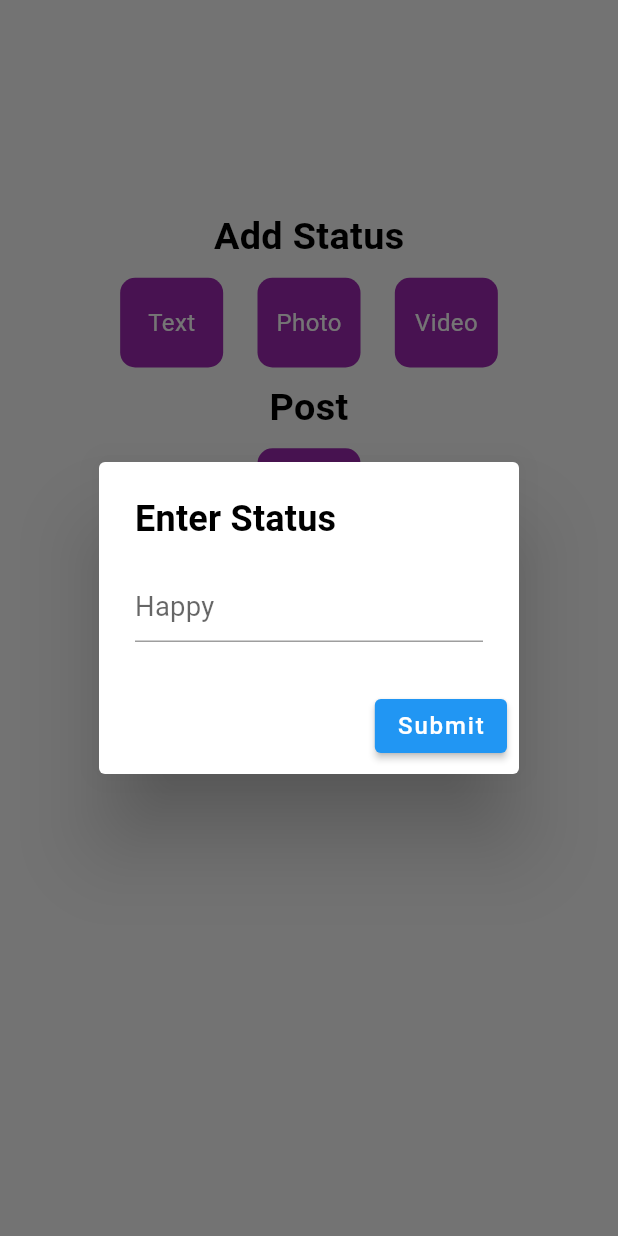
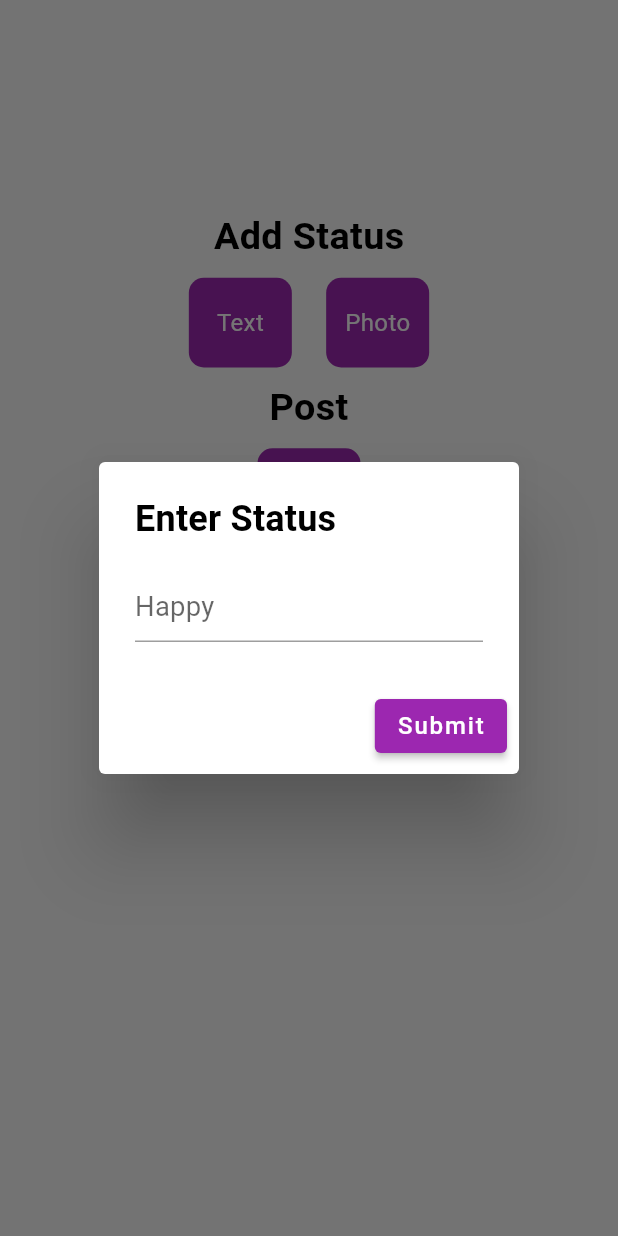
Before and after one commit to zeeshansheikhcode/socialy, a Flutter app: the AddScreen screen opened by its route, after a tap on "Text", on a phone screen of 412 x 824 dp. Run offline on Flutter 3.47's test engine with Material 2 defaults, Android fonts, the phone set to English and light mode, and no system bars; our stand-ins replace bloc, cloud_firestore, easy_localization, equatable, firebase_auth, firebase_core and 9 more; missing offline and left inert: flutter_facebook_auth, zego_uikit_prebuilt_call; accounts and stored records are empty.

Commit message:
Main feature completeds

```diff
--- a/lib/cubit/auth/auth_state.dart
+++ b/lib/cubit/auth/auth_state.dart
@@ -12,10 +12,10 @@ class AuthInitial extends AuthState {}
 class AuthLoadingState extends AuthState {}
 
 class AuthLoadedState extends AuthState {
-  final bool isAuthenticated;
-  const AuthLoadedState(this.isAuthenticated);
+  final String profilePic;
+  const AuthLoadedState(this.profilePic);
   @override
-  List<Object> get props => [isAuthenticated];
+  List<Object> get props => [profilePic];
 }
 
 class AuthErrorState extends AuthState {
--- a/lib/cubit/chat/chat_cubit.dart
+++ b/lib/cubit/chat/chat_cubit.dart
@@ -99,10 +99,12 @@ class ChatCubit extends Cubit<ChatState> {
           .collection('chatroom')
           .doc(realchatRoomId)
           .collection('chats').doc(filename).set({
+         "userId" : _auth.currentUser!.uid,
         "sendby": _auth.currentUser!.email,
         "message": "",
         "type" : "img",
         "time": FieldValue.serverTimestamp(),
+        "sent" : 1
 
           });
 
--- a/lib/cubit/status_post_cubit.dart
+++ b/lib/cubit/status_post/status_post_cubit.dart
@@ -10,8 +10,8 @@ import 'package:image_picker/image_picker.dart';
 import 'package:shared_preferences/shared_preferences.dart';
 import 'package:uuid/uuid.dart';
 
-import '../models/post_model.dart';
-import '../models/story_model.dart';
+import '../../models/post_model.dart';
+import '../../models/story_model.dart';
 
 part 'status_post_state.dart';
 
@@ -31,7 +31,7 @@ class StatusPostCubit extends Cubit<StatusPostState> {
   List<String> uniqueEmail =[];
   File? _imageFile;
   bool isLoading = false;
-
+  final List<PostModel> myPost =[];
   final picker = ImagePicker();
 
   Future<void> pickImage({required isStatus}) async {
@@ -63,6 +63,7 @@ class StatusPostCubit extends Cubit<StatusPostState> {
     try {
       if(isStatus)
       {
+      final  SharedPreferences prefs = await SharedPreferences.getInstance();
       final imageName = DateTime.now().microsecondsSinceEpoch.toString();
       final storageReference = FirebaseStorage.instance.ref().child('userstories/$imageName');
       await storageReference.putFile(_imageFile!);
@@ -76,14 +77,20 @@ class StatusPostCubit extends Cubit<StatusPostState> {
               "type"       :  "photo",
               "statusText" :  "No Text",
               "photoUrl"   :  downloadUrl,
-              "likes"      : []
+              "profilePic" :  prefs.getString('profilePic'),
+              "dateTime"   :  DateTime.now(),
+              "username"   :  prefs.getString('username'),
+
+
             }
           );
      isLoading = false;
      getStoriePosts();
       }
     else
-    { final String postid = const Uuid().v1();
+    {
+
+      final String postid = const Uuid().v1();
       final imageName = DateTime.now().microsecondsSinceEpoch.toString();
       final storageReference = FirebaseStorage.instance.ref().child('userspost/$imageName');
       await storageReference.putFile(_imageFile!);
@@ -107,6 +114,7 @@ class StatusPostCubit extends Cubit<StatusPostState> {
       emit(StatusPostErrorState(e.toString()));
     }
   }
+
  //Upload Status
   void uploadStatus(String statusText) async
   {
@@ -130,7 +138,6 @@ class StatusPostCubit extends Cubit<StatusPostState> {
             }
           );
      getStoriePosts();
-
     }
     catch(e)
     {
@@ -193,7 +200,7 @@ class StatusPostCubit extends Cubit<StatusPostState> {
      _stories.sort((a, b) => a.dateTime!.compareTo(b.dateTime!));
 
 
-       final  CollectionReference activePosts =  _firestore.collection('posts');
+    final  CollectionReference activePosts =  _firestore.collection('posts');
     QuerySnapshot querySnapshotPost = await activePosts.get();
     for (DocumentSnapshot doc in querySnapshotPost.docs) {
      _posts.add(
@@ -205,9 +212,15 @@ class StatusPostCubit extends Cubit<StatusPostState> {
         postId: doc['postId'],
         likes: doc['likes'],
         ),
-      );
-    }
-      print(_posts);
+       );
+      }
+     for(int i=0; i < _posts.length; i++)
+     {
+       if(_posts[i].useremail==_auth.currentUser!.email)
+        {
+          myPost.add(_posts[i]);
+        }
+     }
       emit(StatusPostLoadedState(allStories:allStories, allPost: _posts));
     }
   //  getPostsAndStories()
@@ -296,19 +309,10 @@ class StatusPostCubit extends Cubit<StatusPostState> {
               "likes"   :  FieldValue.arrayUnion([_auth.currentUser!.uid]),
             }
           );
-      final newPostModel =
       await _firestore.collection('posts')
            .doc(postModel.postId)
            .get();
 
-       final latestModel = PostModel(
-        userId: newPostModel['userId'],
-        useremail: newPostModel['username'],
-        photoUrl: newPostModel['photoUrl'],
-        type: newPostModel['type'],
-        postId: newPostModel['postId'],
-        likes: newPostModel['likes']);
-      emit(LikesLoadedState(allPostLikes: latestModel));
       getStoriePosts();
     }
 
--- a/lib/cubit/status_post_state.dart
+++ b/lib/cubit/status_post/status_post_state.dart
@@ -46,14 +46,14 @@ class CommentsLoadedState extends StatusPostState
   List<Object> get props => [allComments!];
 
 }
-class LikesLoadedState extends StatusPostState
-{
-   final PostModel? allPostLikes;
-   const LikesLoadedState({this.allPostLikes});
-   @override
-  List<Object> get props => [allPostLikes!];
+// class LikesLoadedState extends StatusPostState
+// {
+//    final PostModel? allPostLikes;
+//    const LikesLoadedState({this.allPostLikes});
+//    @override
+//   List<Object> get props => [allPostLikes!];
 
-}
+// }
 class StatusPostErrorState extends StatusPostState {
   final String? errorMessage;
   const StatusPostErrorState(this.errorMessage);
--- a/lib/cubit/user/user_cubit.dart
+++ b/lib/cubit/user/user_cubit.dart
@@ -58,7 +58,7 @@ class UserCubit extends Cubit<UserState> {
                         userId: value.data()!['userId'],
                         useremail: value.data()!['email'],
                         name: value.data()!['username'],
-                        photoUrl: value.data()!['photoUrl'],
+                        photoUrl: value.data()!['profilePic'],
                         followers: value.data()!['followers']
                         );
                        });
--- a/lib/main.dart
+++ b/lib/main.dart
@@ -5,7 +5,7 @@ import 'package:flutter_bloc/flutter_bloc.dart';
 import 'package:flutter_screenutil/flutter_screenutil.dart';
 import 'package:socialy/cubit/auth/auth_cubit.dart';
 import 'package:socialy/cubit/chat/chat_cubit.dart';
-import 'package:socialy/cubit/status_post_cubit.dart';
+import 'package:socialy/cubit/status_post/status_post_cubit.dart';
 import 'package:socialy/utils/routes/routes.dart';
 import 'package:socialy/utils/routes/routes_name.dart';
 
@@ -63,7 +63,7 @@ class MyApp extends StatelessWidget {
             locale: context.locale,
             title: 'First Method',
             theme: ThemeData(
-              primarySwatch: Colors.blue,
+              primarySwatch: Colors.purple,
               textTheme: Typography.englishLike2018.apply(fontSizeFactor: 1.sp),
             ),
             initialRoute: RoutesName.splashview,
--- a/lib/views/add/add_screen.dart
+++ b/lib/views/add/add_screen.dart
@@ -4,7 +4,7 @@ import 'package:flutter_screenutil/flutter_screenutil.dart';
 import 'package:socialy/commons/app_strings.dart';
 import 'package:socialy/commons/ui_helpers.dart';
 import 'package:socialy/components/reusable_button.dart';
-import 'package:socialy/cubit/status_post_cubit.dart';
+import 'package:socialy/cubit/status_post/status_post_cubit.dart';
 import 'package:socialy/views/home/widgets/post_widget.dart';
 
 class AddScreen extends StatefulWidget {
@@ -90,12 +90,12 @@ class _AddScreenState extends State<AddScreen> {
                       .pickImage(isStatus: true);
                 },
               ),
-              ReusableButton(
-                title: 'Video',
-                height: 50.h,
-                width: 60.w,
-                circular: 10,
-              ),
+              // ReusableButton(
+              //   title: 'Video',
+              //   height: 50.h,
+              //   width: 60.w,
+              //   circular: 10,
+              // ),
             ],
           ),
           verticalSpaceSmall,
@@ -116,7 +116,7 @@ class _AddScreenState extends State<AddScreen> {
             },
           ),
           verticalSpaceSmall,
-          Center(child: Text('Tap on Post to delete ',style: heading,),),
+          Center(child: Text('All Posts ',style: heading,),),
           verticalSpaceTiny,
           Expanded(
             child: BlocConsumer<StatusPostCubit, StatusPostState>(
--- a/lib/views/chat/search_screen/search_view.dart
+++ b/lib/views/chat/search_screen/search_view.dart
@@ -29,7 +29,7 @@ class _SearchViewState extends State<SearchView> {
   Widget build(BuildContext context) {
     return Scaffold(
         appBar: AppBar(
-          title: const Text('Home View'),
+          title: const Text('Search View'),
           centerTitle: true,
           automaticallyImplyLeading: false,
         ),
--- a/lib/views/chat/search_screen/search_widget.dart
+++ b/lib/views/chat/search_screen/search_widget.dart
@@ -2,6 +2,7 @@ import 'package:flutter/material.dart';
 import 'package:flutter_bloc/flutter_bloc.dart';
 import 'package:flutter_screenutil/flutter_screenutil.dart';
 import 'package:socialy/cubit/user/user_cubit.dart';
+import 'package:socialy/utils/utils.dart';
 
 import '../../../cubit/chat/chat_cubit.dart';
 import '../../../utils/routes/routes_name.dart';
@@ -30,7 +31,7 @@ class SearchWidget extends StatelessWidget {
           width: 250.w,
           margin: EdgeInsets.symmetric(horizontal: 10.w, vertical: 10.h),
           decoration: BoxDecoration(
-              color: const Color.fromARGB(255, 226, 37, 160),
+              color:  Colors.purple,
               borderRadius: const BorderRadius.all(Radius.circular(15)),
               border: Border.all(
                 color: Colors.black,
@@ -49,6 +50,7 @@ class SearchWidget extends StatelessWidget {
             trailing: TextButton(onPressed: ()
             {
               BlocProvider.of<UserCubit>(context).addFollowers(email);
+              Utils.showSnackBar('Following', context);
 
             },
             child: const Text('Follow',
--- a/lib/views/home/widgets/status_widget.dart
+++ b/lib/views/home/widgets/status_widget.dart
@@ -3,7 +3,7 @@ import 'package:flutter_bloc/flutter_bloc.dart';
 import 'package:flutter_screenutil/flutter_screenutil.dart';
 import 'package:socialy/commons/ui_helpers.dart';
 
-import '../../../cubit/status_post_cubit.dart';
+import '../../../cubit/status_post/status_post_cubit.dart';
 import '../../../models/story_model.dart';
 import '../status/show_status_view.dart';
 
```
Also changed, not shown: lib/cubit/auth/auth_cubit.dart (+6 -3 lines), lib/views/auth/login/login_screen.dart (+11 -4 lines), lib/views/auth/signup/signup_screen.dart (+25 -17 lines), lib/views/chat/chat_screen/chat_screen.dart (+12 -2 lines), lib/views/home/comments/comments_view.dart (+4 -3 lines), lib/views/home/home/home_view.dart (+30 -26 lines), lib/views/home/widgets/post_widget.dart (+3 -6 lines).
